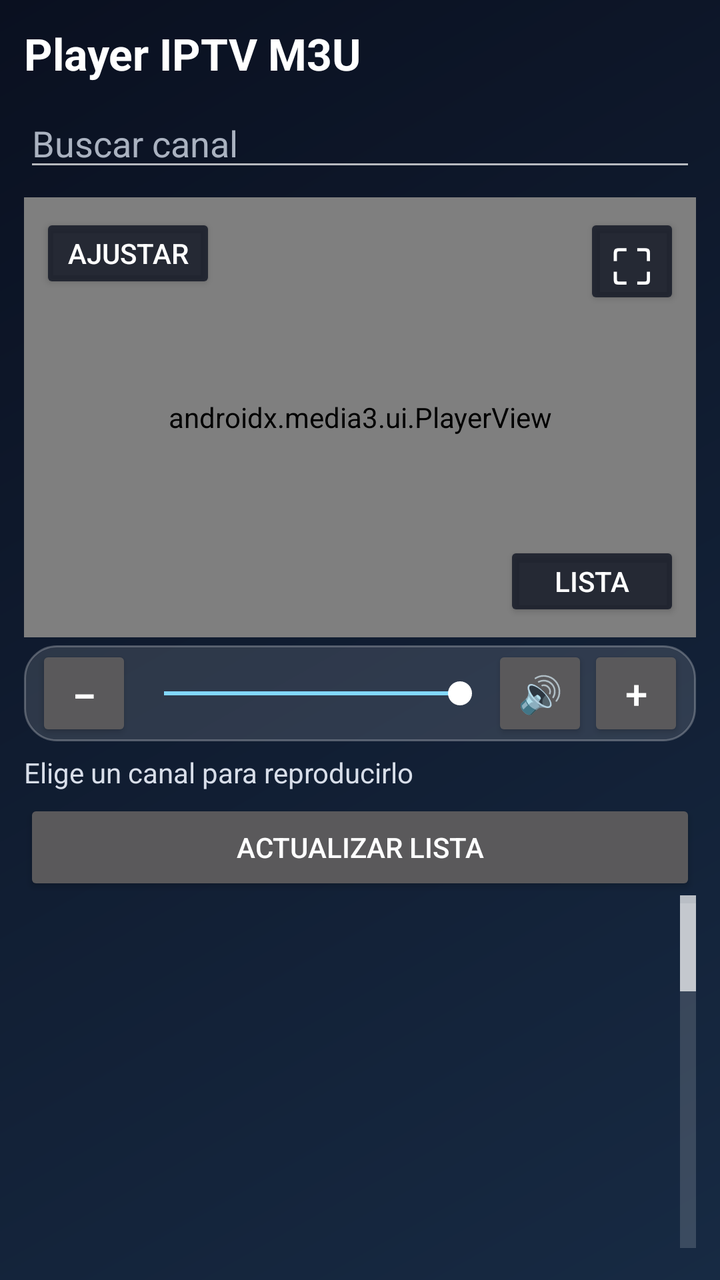
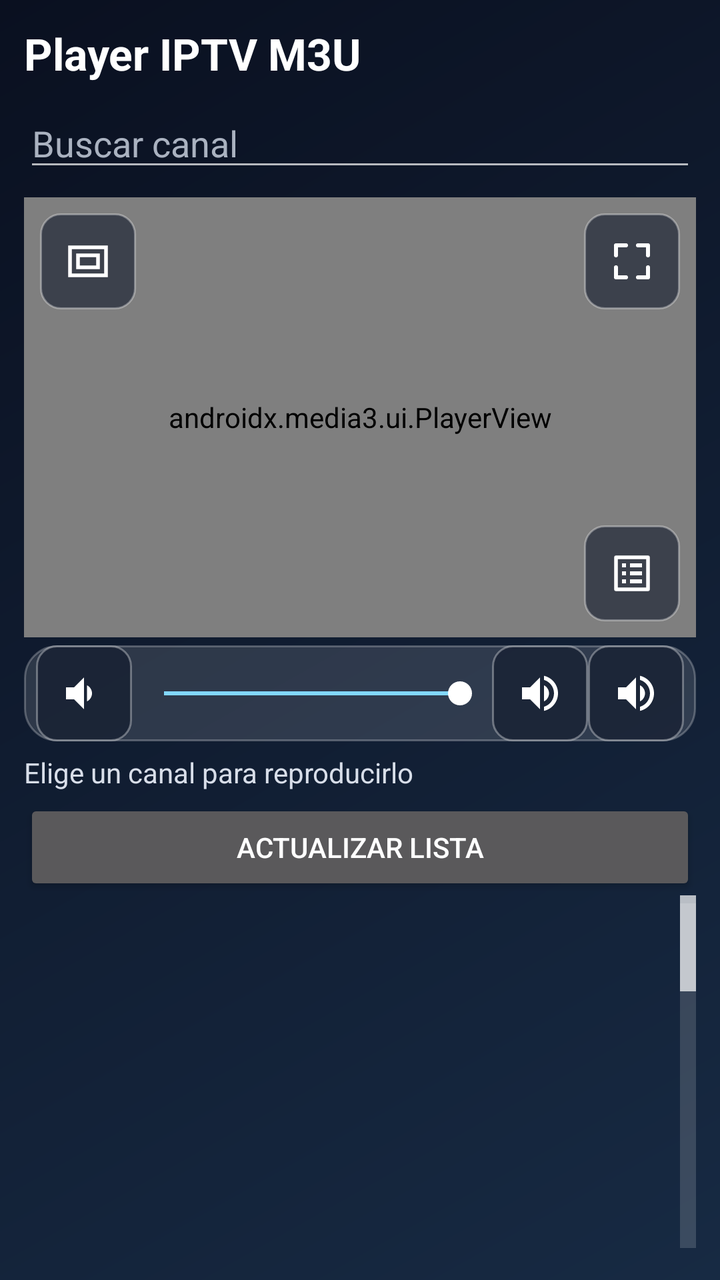

Compare the two renders of this Android layout. The source of the first and the diff that turns it into the second are given below.
<!-- AndroidManifest.xml: application theme android:Theme.Material.NoActionBar -->
<!-- res/layout/activity_main.xml -->
<?xml version="1.0" encoding="utf-8"?>
<LinearLayout xmlns:android="http://schemas.android.com/apk/res/android"
    xmlns:app="http://schemas.android.com/apk/res-auto"
    android:id="@+id/rootLayout"
    android:layout_width="match_parent"
    android:layout_height="match_parent"
    android:background="@drawable/app_background"
    android:orientation="vertical"
    android:padding="12dp">

    <TextView
        android:id="@+id/appTitle"
        android:layout_width="match_parent"
        android:layout_height="wrap_content"
        android:paddingBottom="8dp"
        android:text="Player IPTV M3U"
        android:textColor="#FFFFFF"
        android:textSize="22sp"
        android:textStyle="bold" />

    <EditText
        android:id="@+id/searchInput"
        android:layout_width="match_parent"
        android:layout_height="wrap_content"
        android:hint="Buscar canal"
        android:inputType="text"
        android:singleLine="true"
        android:textColor="#FFFFFF"
        android:textColorHint="#AAB2C0" />

    <FrameLayout
        android:id="@+id/playerContainer"
        android:layout_width="match_parent"
        android:layout_height="220dp"
        android:layout_marginTop="8dp">

        <androidx.media3.ui.PlayerView
            android:id="@+id/playerView"
            android:layout_width="match_parent"
            android:layout_height="match_parent"
            app:show_buffering="when_playing"
            app:use_controller="true" />

        <Button
            android:id="@+id/fullscreenToggleButton"
            android:layout_width="48dp"
            android:layout_height="48dp"
            android:layout_gravity="top|end"
            android:layout_margin="8dp"
            android:backgroundTint="#CC101522"
            android:contentDescription="Activar pantalla completa"
            android:minWidth="0dp"
            android:minHeight="0dp"
            android:text="⛶"
            android:textColor="#FFFFFF"
            android:textSize="24sp" />

        <Button
            android:id="@+id/resizeModeButton"
            android:layout_width="wrap_content"
            android:layout_height="40dp"
            android:layout_gravity="top|start"
            android:layout_margin="8dp"
            android:backgroundTint="#CC101522"
            android:contentDescription="Modo de imagen: Ajustar pantalla. Pulsa para cambiar el ajuste."
            android:minHeight="0dp"
            android:text="Ajustar"
            android:textColor="#FFFFFF" />

        <Button
            android:id="@+id/playlistToggleButton"
            android:layout_width="wrap_content"
            android:layout_height="40dp"
            android:layout_gravity="bottom|end"
            android:layout_margin="8dp"
            android:backgroundTint="#CC101522"
            android:contentDescription="Mostrar lista de canales sobre el video"
            android:minHeight="0dp"
            android:text="Lista"
            android:textColor="#FFFFFF" />

        <LinearLayout
            android:id="@+id/fullscreenChannelPanel"
            android:layout_width="280dp"
            android:layout_height="match_parent"
            android:layout_gravity="top|end"
            android:layout_margin="8dp"
            android:background="@drawable/channel_panel_glass"
            android:elevation="12dp"
            android:orientation="vertical"
            android:padding="8dp"
            android:visibility="gone">

            <LinearLayout
                android:layout_width="match_parent"
                android:layout_height="wrap_content"
                android:gravity="center_vertical"
                android:orientation="horizontal">

                <TextView
                    android:layout_width="0dp"
                    android:layout_height="wrap_content"
                    android:layout_weight="1"
                    android:paddingStart="8dp"
                    android:text="Lista de canales"
                    android:textColor="#FFFFFF"
                    android:textSize="16sp"
                    android:textStyle="bold" />

                <Button
                    android:id="@+id/closePlaylistButton"
                    android:layout_width="44dp"
                    android:layout_height="44dp"
                    android:contentDescription="Cerrar lista de canales"
                    android:minWidth="0dp"
                    android:text="×"
                    android:textSize="22sp" />
            </LinearLayout>

            <ListView
                android:id="@+id/fullscreenChannelList"
                android:layout_width="match_parent"
                android:layout_height="0dp"
                android:layout_weight="1"
                android:background="@android:color/transparent"
                android:cacheColorHint="@android:color/transparent"
                android:clipToPadding="false"
                android:divider="@android:color/transparent"
                android:dividerHeight="0dp"
                android:fastScrollEnabled="true"
                android:overScrollMode="never"
                android:paddingTop="4dp"
                android:paddingBottom="4dp" />
        </LinearLayout>
    </FrameLayout>

    <LinearLayout
        android:id="@+id/volumeControls"
        android:layout_width="match_parent"
        android:layout_height="wrap_content"
        android:layout_marginTop="4dp"
        android:background="@drawable/channel_card_glass"
        android:gravity="center_vertical"
        android:orientation="horizontal"
        android:paddingStart="6dp"
        android:paddingEnd="6dp">

        <Button
            android:id="@+id/volumeDownButton"
            android:layout_width="48dp"
            android:layout_height="48dp"
            android:contentDescription="Bajar volumen"
            android:minWidth="0dp"
            android:text="−"
            android:textSize="22sp" />

        <SeekBar
            android:id="@+id/volumeSeekBar"
            android:layout_width="0dp"
            android:layout_height="wrap_content"
            android:layout_weight="1"
            android:max="100"
            android:progress="100"
            android:progressTint="#82D8FF"
            android:thumbTint="#FFFFFF" />

        <Button
            android:id="@+id/muteButton"
            android:layout_width="48dp"
            android:layout_height="48dp"
            android:contentDescription="Silenciar"
            android:minWidth="0dp"
            android:text="🔊"
            android:textSize="18sp" />

        <Button
            android:id="@+id/volumeUpButton"
            android:layout_width="48dp"
            android:layout_height="48dp"
            android:contentDescription="Subir volumen"
            android:minWidth="0dp"
            android:text="+"
            android:textSize="20sp" />
    </LinearLayout>

    <TextView
        android:id="@+id/statusText"
        android:layout_width="match_parent"
        android:layout_height="wrap_content"
        android:paddingTop="6dp"
        android:paddingBottom="4dp"
        android:text="Elige un canal para reproducirlo"
        android:textColor="#D8DEE9"
        android:textSize="14sp" />

    <Button
        android:id="@+id/refreshChannelsButton"
        android:layout_width="match_parent"
        android:layout_height="wrap_content"
        android:text="Actualizar lista" />

    <Button
        android:id="@+id/openExternalButton"
        android:layout_width="match_parent"
        android:layout_height="wrap_content"
        android:text="Abrir en VLC u otro reproductor"
        android:visibility="gone" />

    <ListView
        android:id="@+id/channelList"
        android:layout_width="match_parent"
        android:layout_height="0dp"
        android:layout_weight="1"
        android:background="@android:color/transparent"
        android:cacheColorHint="@android:color/transparent"
        android:clipToPadding="false"
        android:divider="@android:color/transparent"
        android:dividerHeight="0dp"
        android:fastScrollEnabled="true"
        android:overScrollMode="never"
        android:paddingTop="4dp"
        android:paddingBottom="4dp" />
</LinearLayout>
<!-- resources referenced by this layout -->
<resources>
  <!-- unchanged entries left out for length: 3 -->
</resources>

<!-- the commit's change to res/layout/activity_main.xml (unified diff, before → after) -->
@@ -41,43 +41,50 @@
             app:show_buffering="when_playing"
             app:use_controller="true" />
 
-        <Button
+        <ImageButton
             android:id="@+id/fullscreenToggleButton"
             android:layout_width="48dp"
             android:layout_height="48dp"
             android:layout_gravity="top|end"
             android:layout_margin="8dp"
-            android:backgroundTint="#CC101522"
+            android:background="@drawable/player_control_background"
             android:contentDescription="Activar pantalla completa"
-            android:minWidth="0dp"
-            android:minHeight="0dp"
-            android:text="⛶"
-            android:textColor="#FFFFFF"
-            android:textSize="24sp" />
-
-        <Button
+            android:focusable="true"
+            android:focusableInTouchMode="true"
+            android:padding="12dp"
+            android:scaleType="centerInside"
+            android:src="@drawable/ic_fullscreen"
+            android:tint="#FFFFFF" />
+
+        <ImageButton
             android:id="@+id/resizeModeButton"
-            android:layout_width="wrap_content"
-            android:layout_height="40dp"
+            android:layout_width="48dp"
+            android:layout_height="48dp"
             android:layout_gravity="top|start"
             android:layout_margin="8dp"
-            android:backgroundTint="#CC101522"
+            android:background="@drawable/player_control_background"
             android:contentDescription="Modo de imagen: Ajustar pantalla. Pulsa para cambiar el ajuste."
-            android:minHeight="0dp"
-            android:text="Ajustar"
-            android:textColor="#FFFFFF" />
-
-        <Button
+            android:focusable="true"
+            android:focusableInTouchMode="true"
+            android:padding="12dp"
+            android:scaleType="centerInside"
+            android:src="@drawable/ic_fit_screen"
+            android:tint="#FFFFFF" />
+
+        <ImageButton
             android:id="@+id/playlistToggleButton"
-            android:layout_width="wrap_content"
-            android:layout_height="40dp"
+            android:layout_width="48dp"
+            android:layout_height="48dp"
             android:layout_gravity="bottom|end"
             android:layout_margin="8dp"
-            android:backgroundTint="#CC101522"
+            android:background="@drawable/player_control_background"
             android:contentDescription="Mostrar lista de canales sobre el video"
-            android:minHeight="0dp"
-            android:text="Lista"
-            android:textColor="#FFFFFF" />
+            android:focusable="true"
+            android:focusableInTouchMode="true"
+            android:padding="12dp"
+            android:scaleType="centerInside"
+            android:src="@drawable/ic_playlist"
+            android:tint="#FFFFFF" />
 
         <LinearLayout
             android:id="@+id/fullscreenChannelPanel"
@@ -107,14 +114,18 @@
                     android:textSize="16sp"
                     android:textStyle="bold" />
 
-                <Button
+                <ImageButton
                     android:id="@+id/closePlaylistButton"
                     android:layout_width="44dp"
                     android:layout_height="44dp"
+                    android:background="@drawable/player_control_background"
                     android:contentDescription="Cerrar lista de canales"
-                    android:minWidth="0dp"
-                    android:text="×"
-                    android:textSize="22sp" />
+                    android:focusable="true"
+                    android:focusableInTouchMode="true"
+                    android:padding="11dp"
+                    android:scaleType="centerInside"
+                    android:src="@drawable/ic_close"
+                    android:tint="#FFFFFF" />
             </LinearLayout>
 
             <ListView
@@ -145,14 +156,18 @@
         android:paddingStart="6dp"
         android:paddingEnd="6dp">
 
-        <Button
+        <ImageButton
             android:id="@+id/volumeDownButton"
             android:layout_width="48dp"
             android:layout_height="48dp"
+            android:background="@drawable/player_control_background"
             android:contentDescription="Bajar volumen"
-            android:minWidth="0dp"
-            android:text="−"
-            android:textSize="22sp" />
+            android:focusable="true"
+            android:focusableInTouchMode="true"
+            android:padding="12dp"
+            android:scaleType="centerInside"
+            android:src="@drawable/ic_volume_down"
+            android:tint="#FFFFFF" />
 
         <SeekBar
             android:id="@+id/volumeSeekBar"
@@ -164,23 +179,31 @@
             android:progressTint="#82D8FF"
             android:thumbTint="#FFFFFF" />
 
-        <Button
+        <ImageButton
             android:id="@+id/muteButton"
             android:layout_width="48dp"
             android:layout_height="48dp"
+            android:background="@drawable/player_control_background"
             android:contentDescription="Silenciar"
-            android:minWidth="0dp"
-            android:text="🔊"
-            android:textSize="18sp" />
-
-        <Button
+            android:focusable="true"
+            android:focusableInTouchMode="true"
+            android:padding="12dp"
+            android:scaleType="centerInside"
+            android:src="@drawable/ic_volume_up"
+            android:tint="#FFFFFF" />
+
+        <ImageButton
             android:id="@+id/volumeUpButton"
             android:layout_width="48dp"
             android:layout_height="48dp"
+            android:background="@drawable/player_control_background"
             android:contentDescription="Subir volumen"
-            android:minWidth="0dp"
-            android:text="+"
-            android:textSize="20sp" />
+            android:focusable="true"
+            android:focusableInTouchMode="true"
+            android:padding="12dp"
+            android:scaleType="centerInside"
+            android:src="@drawable/ic_volume_up"
+            android:tint="#FFFFFF" />
     </LinearLayout>
 
     <TextView
<!-- resource entries referenced after the edit -->
@@ -1,5 +1,108 @@
 <!-- resources referenced by this layout -->
 <resources>
+  <!-- drawable ic_close (drawable) -->
+  <vector xmlns:android="http://schemas.android.com/apk/res/android"
+      android:width="24dp"
+      android:height="24dp"
+      android:viewportWidth="24"
+      android:viewportHeight="24">
+      <path
+          android:fillColor="#FFFFFFFF"
+          android:pathData="M19,6.41L17.59,5 12,10.59 6.41,5 5,6.41 10.59,12 5,17.59 6.41,19 12,13.41 17.59,19 19,17.59 13.41,12z" />
+  </vector>
+  <!-- drawable ic_fit_screen (drawable) -->
+  <vector xmlns:android="http://schemas.android.com/apk/res/android"
+      android:width="24dp"
+      android:height="24dp"
+      android:viewportWidth="24"
+      android:viewportHeight="24">
+      <path
+          android:fillColor="#00000000"
+          android:strokeColor="#FFFFFFFF"
+          android:strokeWidth="1.8"
+          android:pathData="M3,5h18v14h-18zM7,9h10v6h-10z" />
+  </vector>
+  <!-- drawable ic_fullscreen (drawable) -->
+  <vector xmlns:android="http://schemas.android.com/apk/res/android"
+      android:width="24dp"
+      android:height="24dp"
+      android:viewportWidth="24"
+      android:viewportHeight="24">
+      <path
+          android:fillColor="#00000000"
+          android:strokeColor="#FFFFFFFF"
+          android:strokeWidth="2"
+          android:strokeLineCap="round"
+          android:strokeLineJoin="round"
+          android:pathData="M4,9V4h5M15,4h5v5M20,15v5h-5M9,20H4v-5" />
+  </vector>
+  <!-- drawable ic_playlist (drawable) -->
+  <vector xmlns:android="http://schemas.android.com/apk/res/android"
+      android:width="24dp"
+      android:height="24dp"
+      android:viewportWidth="24"
+      android:viewportHeight="24">
+      <path
+          android:fillColor="#00000000"
+          android:strokeColor="#FFFFFFFF"
+          android:strokeWidth="1.8"
+          android:strokeLineJoin="round"
+          android:pathData="M4,4h16v16h-16z" />
+      <path
+          android:fillColor="#FFFFFFFF"
+          android:pathData="M7,7h2v2h-2zM11,7h6v2h-6zM7,11h2v2h-2zM11,11h6v2h-6zM7,15h2v2h-2zM11,15h6v2h-6z" />
+  </vector>
+  <!-- drawable ic_volume_down (drawable) -->
+  <vector xmlns:android="http://schemas.android.com/apk/res/android"
+      android:width="24dp"
+      android:height="24dp"
+      android:viewportWidth="24"
+      android:viewportHeight="24">
+      <path
+          android:fillColor="#FFFFFFFF"
+          android:pathData="M3,9v6h4l5,5V4L7,9H3zM16,12c0,-1.77 -1.02,-3.29 -2.5,-4.03v8.05c1.48,-0.73 2.5,-2.25 2.5,-4.02z" />
+  </vector>
+  <!-- drawable ic_volume_up (drawable) -->
+  <vector xmlns:android="http://schemas.android.com/apk/res/android"
+      android:width="24dp"
+      android:height="24dp"
+      android:viewportWidth="24"
+      android:viewportHeight="24">
+      <path
+          android:fillColor="#FFFFFFFF"
+          android:pathData="M3,9v6h4l5,5V4L7,9H3zM16.5,12c0,-1.77 -1.02,-3.29 -2.5,-4.03v8.05c1.48,-0.73 2.5,-2.25 2.5,-4.02zM14,3.23v2.06c2.89,0.86 5,3.54 5,6.71s-2.11,5.85 -5,6.71v2.06c4.01,-0.91 7,-4.49 7,-8.77s-2.99,-7.86 -7,-8.77z" />
+  </vector>
+  <!-- drawable player_control_background (drawable) -->
+  <?xml version="1.0" encoding="utf-8"?>
+  <selector xmlns:android="http://schemas.android.com/apk/res/android">
+      <item android:state_pressed="true">
+          <shape android:shape="rectangle">
+              <solid android:color="#B3408FC8" />
+              <stroke
+                  android:width="1dp"
+                  android:color="#FFFFFFFF" />
+              <corners android:radius="10dp" />
+          </shape>
+      </item>
+      <item android:state_focused="true">
+          <shape android:shape="rectangle">
+              <solid android:color="#AA2876A8" />
+              <stroke
+                  android:width="2dp"
+                  android:color="#FFFFFFFF" />
+              <corners android:radius="10dp" />
+          </shape>
+      </item>
+      <item>
+          <shape android:shape="rectangle">
+              <solid android:color="#9910182A" />
+              <stroke
+                  android:width="1dp"
+                  android:color="#55FFFFFF" />
+              <corners android:radius="10dp" />
+          </shape>
+      </item>
+  </selector>
   <!-- unchanged entries left out for length: 3 -->
 </resources>
 
